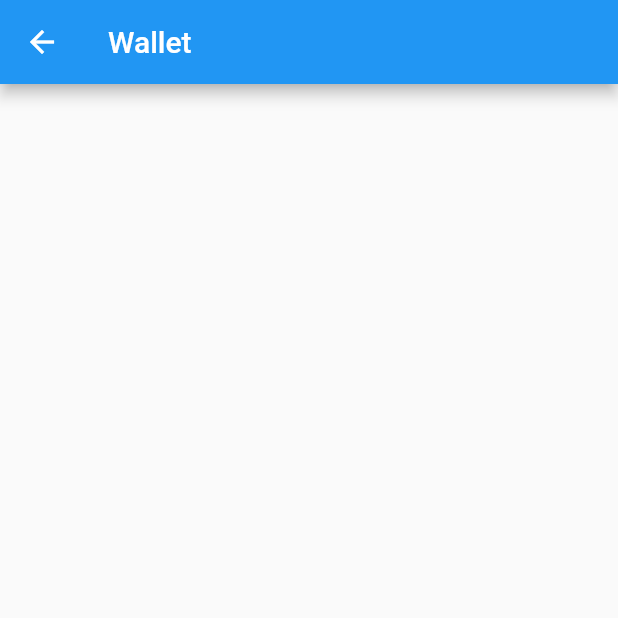
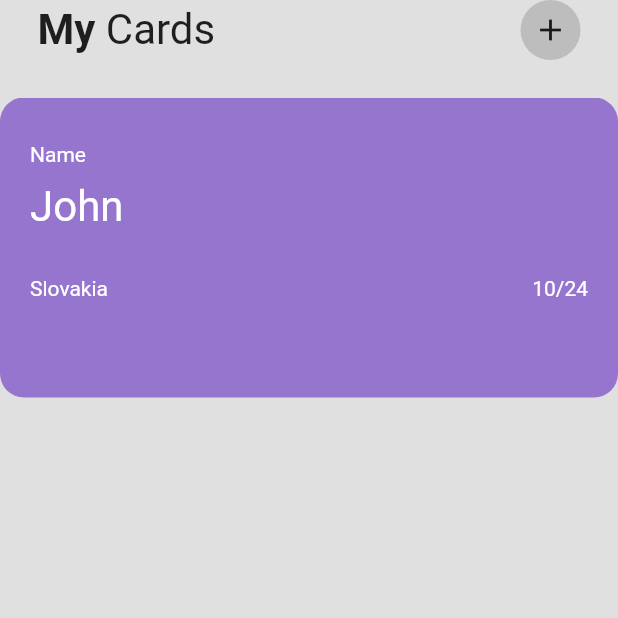
Before and after one commit to janfelber/SkyJournal, a Flutter app: the Wallet screen opened directly, on a phone screen of 412 x 824 dp, the top half of it. Run offline on Flutter 3.47's test engine with Material 2 defaults, Android fonts, the phone set to English and light mode, and no system bars; our stand-ins replace cloud_firestore, firebase_auth, firebase_core, google_fonts, google_nav_bar; accounts and stored records are empty.

Commit message:
wallet
added util to create card

```diff
--- a/sky_journal/lib/pages/wallet.dart
+++ b/sky_journal/lib/pages/wallet.dart
@@ -1,13 +1,71 @@
+// ignore_for_file: prefer_const_constructors, prefer_const_literals_to_create_immutables
+
 import 'package:flutter/material.dart';
 
-class Wallet extends StatelessWidget {
+import '../util/my_card.dart';
+
+class Wallet extends StatefulWidget {
   const Wallet({Key? key}) : super(key: key);
 
   @override
+  State<Wallet> createState() => _WalletState();
+}
+
+class _WalletState extends State<Wallet> {
+  @override
   Widget build(BuildContext context) {
     return Scaffold(
-      appBar: AppBar(
-        title: Text('Wallet'),
+      backgroundColor: Colors.grey[300],
+      body: SafeArea(
+        child: Column(
+          children: [
+            //app bar
+            Padding(
+              padding: const EdgeInsets.symmetric(horizontal: 25.0),
+              child: Row(
+                mainAxisAlignment: MainAxisAlignment.spaceBetween,
+                children: [
+                  Row(
+                    children: [
+                      Text(
+                        'My ',
+                        style: TextStyle(
+                            fontSize: 28, fontWeight: FontWeight.bold),
+                      ),
+                      Text(
+                        'Cards',
+                        style: TextStyle(fontSize: 28),
+                      ),
+                    ],
+                  ),
+
+                  //add card button
+                  Container(
+                      padding: EdgeInsets.all(8),
+                      decoration: BoxDecoration(
+                          color: Colors.grey[400], shape: BoxShape.circle),
+                      child: Icon(Icons.add))
+                ],
+              ),
+            ),
+            SizedBox(
+              height: 25,
+            ),
+
+            //cards
+            Container(
+              height: 200,
+              child: PageView(
+                scrollDirection: Axis.horizontal,
+                children: [
+                  MyCard(),
+                  MyCard(),
+                  MyCard(),
+                ],
+              ),
+            )
+          ],
+        ),
       ),
     );
   }
--- /dev/null
+++ b/sky_journal/lib/util/my_card.dart
@@ -0,0 +1,53 @@
+// ignore_for_file: prefer_const_constructors, prefer_const_literals_to_create_immutables
+
+import 'package:flutter/material.dart';
+
+class MyCard extends StatelessWidget {
+  const MyCard({super.key});
+
+  @override
+  Widget build(BuildContext context) {
+    return Container(
+      width: 300,
+      padding: EdgeInsets.all(20),
+      decoration: BoxDecoration(
+          color: Colors.deepPurple[300],
+          borderRadius: BorderRadius.circular(16)),
+      child: Column(
+        crossAxisAlignment: CrossAxisAlignment.start,
+        children: [
+          SizedBox(
+            height: 10,
+          ),
+          Text(
+            'Name',
+            style: TextStyle(color: Colors.white),
+          ),
+          SizedBox(
+            height: 10,
+          ),
+          Text(
+            'John',
+            style: TextStyle(color: Colors.white, fontSize: 28),
+          ),
+          SizedBox(
+            height: 30,
+          ),
+          Row(
+            mainAxisAlignment: MainAxisAlignment.spaceBetween,
+            children: [
+              Text(
+                'Slovakia',
+                style: TextStyle(color: Colors.white),
+              ),
+              Text(
+                '10/24',
+                style: TextStyle(color: Colors.white),
+              ),
+            ],
+          )
+        ],
+      ),
+    );
+  }
+}
```
